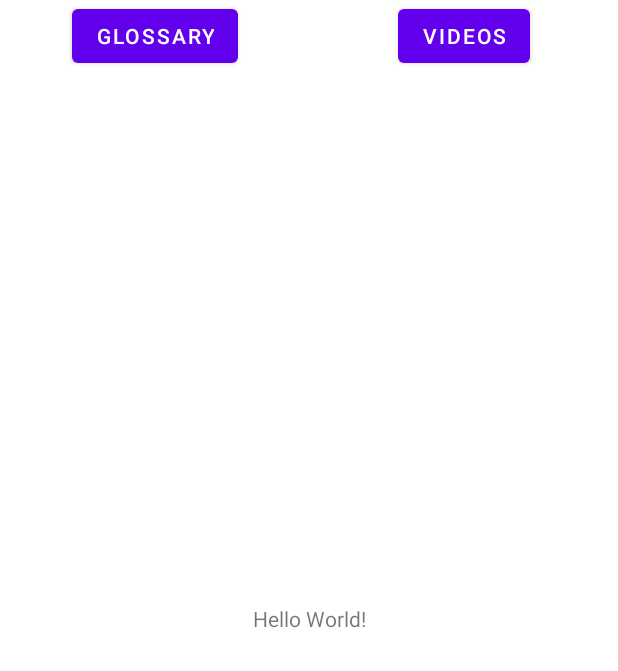
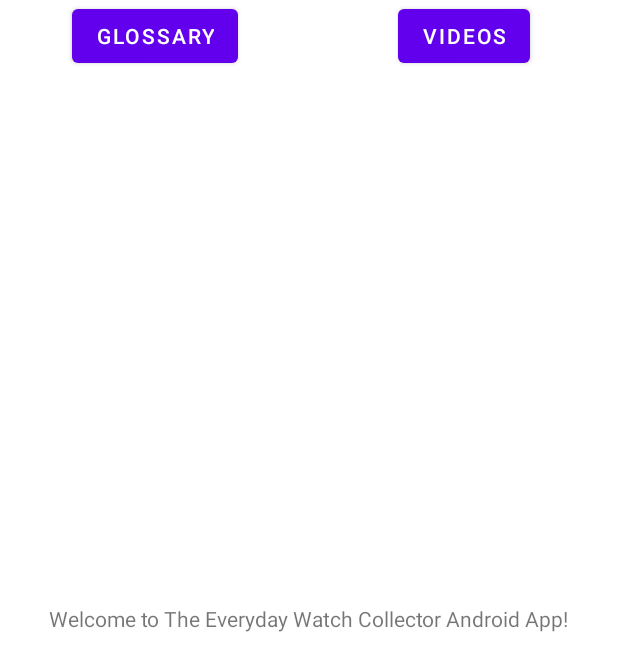
Before and after one commit to christopherlam888/the-ewc, an Android app: the layout activity_main.xml on its own in the app's theme, with its tools: preview values and no code run, on a phone screen of 412 x 824 dp. Shown: the top 671 px of the screen. Run offline under Robolectric (Android 15) with nearby library versions, the phone set to English and light mode, and no system bars.

Commit message:
Design tweaks

```diff
--- a/app/src/main/res/layout/activity_main.xml
+++ b/app/src/main/res/layout/activity_main.xml
@@ -9,11 +9,11 @@
     <TextView
         android:layout_width="wrap_content"
         android:layout_height="wrap_content"
-        android:text="Hello World!"
         app:layout_constraintBottom_toBottomOf="parent"
         app:layout_constraintEnd_toEndOf="parent"
         app:layout_constraintStart_toStartOf="parent"
-        app:layout_constraintTop_toTopOf="parent" />
+        app:layout_constraintTop_toTopOf="parent"
+        tools:text="Welcome to The Everyday Watch Collector Android App!" />
 
     <TextView
         android:id="@+id/dummy"
--- a/app/src/main/res/layout/video.xml
+++ b/app/src/main/res/layout/video.xml
@@ -15,6 +15,7 @@
         android:layout_width="match_parent"
         android:layout_height="230dp"
         android:layout_margin="4dp"
+        android:background="@color/white"
         android:contentDescription="@string/video_thumbnail"
         android:padding="8dp"
         android:scaleType="centerInside"
```
